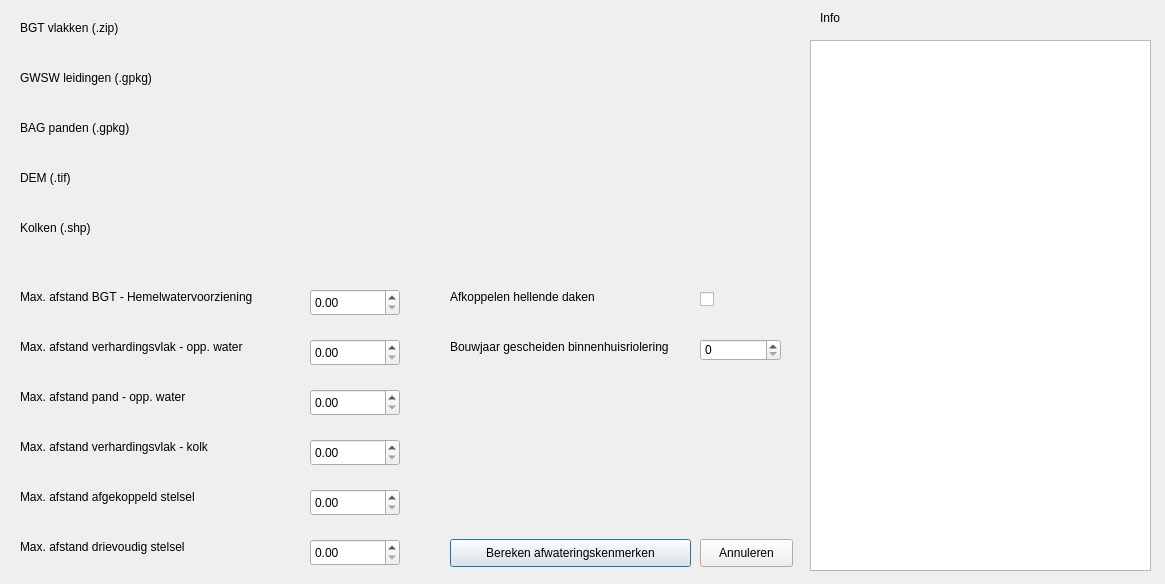
nens/bgt-inlooptool, file plugin/bgtinlooptool/BGTInloopTool_dialog_base.ui: the form before one commit.
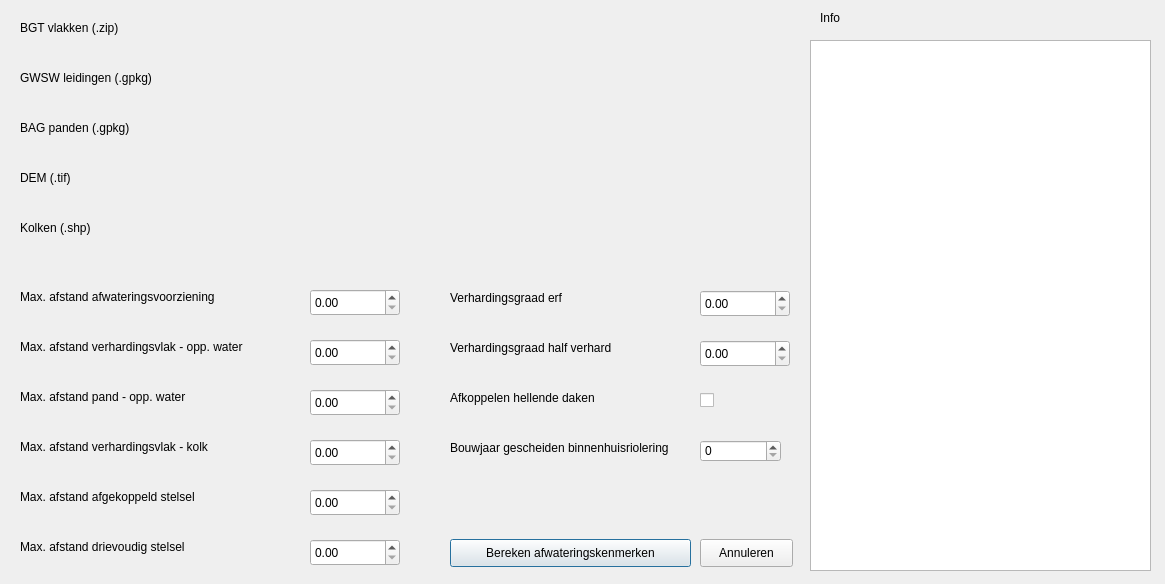
The form after the commit. Custom widgets are drawn as their Qt base class.

Patch:
```diff
--- a/plugin/bgtinlooptool/BGTInloopTool_dialog_base.ui
+++ b/plugin/bgtinlooptool/BGTInloopTool_dialog_base.ui
@@ -69,7 +69,7 @@
     </rect>
    </property>
    <property name="text">
-    <string>Max. afstand BGT - Hemelwatervoorziening</string>
+    <string>Max. afstand afwateringsvoorziening</string>
    </property>
   </widget>
   <widget class="QLabel" name="label_4">
@@ -201,7 +201,7 @@
    <property name="geometry">
     <rect>
      <x>450</x>
-     <y>289</y>
+     <y>390</y>
      <width>181</width>
      <height>16</height>
     </rect>
@@ -214,7 +214,7 @@
    <property name="geometry">
     <rect>
      <x>700</x>
-     <y>289</y>
+     <y>390</y>
      <width>81</width>
      <height>20</height>
     </rect>
@@ -227,7 +227,7 @@
    <property name="geometry">
     <rect>
      <x>450</x>
-     <y>339</y>
+     <y>440</y>
      <width>241</width>
      <height>16</height>
     </rect>
@@ -299,7 +299,7 @@
    <property name="geometry">
     <rect>
      <x>700</x>
-     <y>339</y>
+     <y>440</y>
      <width>81</width>
      <height>22</height>
     </rect>
@@ -364,6 +364,52 @@
     <string>Kolken (.shp)</string>
    </property>
   </widget>
+  <widget class="QLabel" name="label_15">
+   <property name="geometry">
+    <rect>
+     <x>450</x>
+     <y>290</y>
+     <width>201</width>
+     <height>16</height>
+    </rect>
+   </property>
+   <property name="text">
+    <string>Verhardingsgraad erf</string>
+   </property>
+  </widget>
+  <widget class="QLabel" name="label_16">
+   <property name="geometry">
+    <rect>
+     <x>450</x>
+     <y>340</y>
+     <width>201</width>
+     <height>16</height>
+    </rect>
+   </property>
+   <property name="text">
+    <string>Verhardingsgraad half verhard</string>
+   </property>
+  </widget>
+  <widget class="QgsDoubleSpinBox" name="verhardingsgraad_erf">
+   <property name="geometry">
+    <rect>
+     <x>700</x>
+     <y>290</y>
+     <width>90</width>
+     <height>27</height>
+    </rect>
+   </property>
+  </widget>
+  <widget class="QgsDoubleSpinBox" name="verhardingsgraad_half_verhard">
+   <property name="geometry">
+    <rect>
+     <x>700</x>
+     <y>340</y>
+     <width>90</width>
+     <height>27</height>
+    </rect>
+   </property>
+  </widget>
  </widget>
  <customwidgets>
   <customwidget>
```
Left out of the diff: 24 changed lines with no effect on the pictures.
